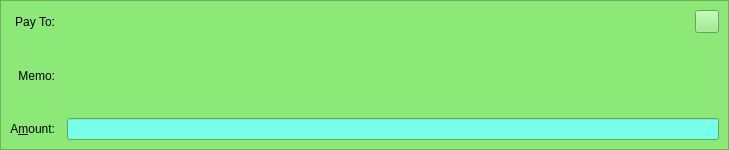
The window that src/qt/forms/sendcoinsentry.ui (ZiftrCOIN/ziftrcoin) describes before a commit, drawn with Qt 5.
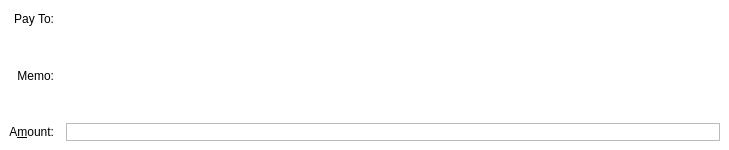
The same window after the commit. The open tabs and pages were chosen to show the change. Icons and pictures are not drawn. Custom widgets are drawn as their Qt base class.

The edit to the form file:
```diff
--- a/src/qt/forms/sendcoinsentry.ui
+++ b/src/qt/forms/sendcoinsentry.ui
@@ -16,6 +16,12 @@
   <property name="autoFillBackground">
    <bool>false</bool>
   </property>
+  <property name="styleSheet">
+   <string notr="true">background: #fff; border-radius: 10px;</string>
+  </property>
+  <property name="currentIndex">
+   <number>0</number>
+  </property>
   <widget class="QFrame" name="SendCoins">
    <property name="toolTip">
     <string>This is a normal payment.</string>
@@ -684,9 +690,9 @@
       <colorrole role="Button">
        <brush brushstyle="SolidPattern">
         <color alpha="255">
-         <red>140</red>
-         <green>232</green>
-         <blue>119</blue>
+         <red>255</red>
+         <green>255</green>
+         <blue>255</blue>
         </color>
        </brush>
       </colorrole>
@@ -756,18 +762,18 @@
       <colorrole role="Base">
        <brush brushstyle="SolidPattern">
         <color alpha="255">
-         <red>119</red>
+         <red>255</red>
          <green>255</green>
-         <blue>233</blue>
+         <blue>255</blue>
         </color>
        </brush>
       </colorrole>
       <colorrole role="Window">
        <brush brushstyle="SolidPattern">
         <color alpha="255">
-         <red>140</red>
-         <green>232</green>
-         <blue>119</blue>
+         <red>255</red>
+         <green>255</green>
+         <blue>255</blue>
         </color>
        </brush>
       </colorrole>
@@ -830,9 +836,9 @@
       <colorrole role="Button">
        <brush brushstyle="SolidPattern">
         <color alpha="255">
-         <red>140</red>
-         <green>232</green>
-         <blue>119</blue>
+         <red>255</red>
+         <green>255</green>
+         <blue>255</blue>
         </color>
        </brush>
       </colorrole>
@@ -902,18 +908,18 @@
       <colorrole role="Base">
        <brush brushstyle="SolidPattern">
         <color alpha="255">
-         <red>119</red>
+         <red>255</red>
          <green>255</green>
-         <blue>233</blue>
+         <blue>255</blue>
         </color>
        </brush>
       </colorrole>
       <colorrole role="Window">
        <brush brushstyle="SolidPattern">
         <color alpha="255">
-         <red>140</red>
-         <green>232</green>
-         <blue>119</blue>
+         <red>255</red>
+         <green>255</green>
+         <blue>255</blue>
         </color>
        </brush>
       </colorrole>
@@ -976,9 +982,9 @@
       <colorrole role="Button">
        <brush brushstyle="SolidPattern">
         <color alpha="255">
-         <red>140</red>
-         <green>232</green>
-         <blue>119</blue>
+         <red>255</red>
+         <green>255</green>
+         <blue>255</blue>
         </color>
        </brush>
       </colorrole>
@@ -1048,18 +1054,18 @@
       <colorrole role="Base">
        <brush brushstyle="SolidPattern">
         <color alpha="255">
-         <red>140</red>
-         <green>232</green>
-         <blue>119</blue>
+         <red>255</red>
+         <green>255</green>
+         <blue>255</blue>
         </color>
        </brush>
       </colorrole>
       <colorrole role="Window">
        <brush brushstyle="SolidPattern">
         <color alpha="255">
-         <red>140</red>
-         <green>232</green>
-         <blue>119</blue>
+         <red>255</red>
+         <green>255</green>
+         <blue>255</blue>
         </color>
        </brush>
       </colorrole>
@@ -1115,7 +1121,7 @@
     <string>This is a verified payment request.</string>
    </property>
    <property name="autoFillBackground">
-    <bool>true</bool>
+    <bool>false</bool>
    </property>
    <property name="frameShape">
     <enum>QFrame::StyledPanel</enum>
@@ -1200,6 +1206,9 @@
       <property name="acceptDrops">
        <bool>false</bool>
       </property>
+      <property name="styleSheet">
+       <string notr="true">border: 1px solid #bcbcbc; border-radius: 0;</string>
+      </property>
      </widget>
     </item>
    </layout>
```
Left out of the diff: 63 changed lines with no effect on the pictures.
